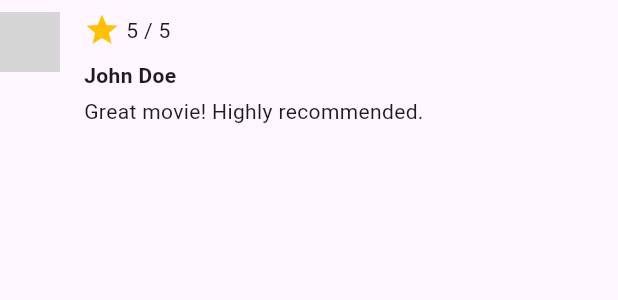
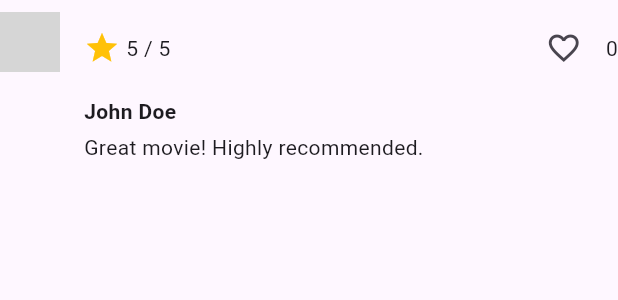
Before and after one commit to tonymontana143/movie_app, a Flutter app: the ReviewWidget widget shown alone on an empty page, opened directly, on a phone screen of 412 x 824 dp. Shown: the top 300 px of the screen. Run offline on Flutter 3.47's test engine with Material 3 defaults, Android fonts, the phone set to English and light mode, and no system bars; network calls fail; grey boxes are pictures that could not be loaded.

Commit message:
likes to review

```diff
--- a/lib/widgets/review_widget.dart
+++ b/lib/widgets/review_widget.dart
@@ -1,6 +1,6 @@
 import 'package:flutter/material.dart';
 
-class ReviewWidget extends StatelessWidget {
+class ReviewWidget extends StatefulWidget {
   final String name;
   final String avatarUrl;
   final String reviewText;
@@ -15,6 +15,14 @@ class ReviewWidget extends StatelessWidget {
   }) : super(key: key);
 
   @override
+  _ReviewWidgetState createState() => _ReviewWidgetState();
+}
+
+class _ReviewWidgetState extends State<ReviewWidget> {
+  bool _liked = false;
+  int _likeCount = 0;
+
+  @override
 Widget build(BuildContext context) {
   return Padding(
     padding: const EdgeInsets.symmetric(vertical: 8.0),
@@ -22,12 +30,15 @@ class ReviewWidget extends StatelessWidget {
       crossAxisAlignment: CrossAxisAlignment.start,
       children: [
         CircleAvatar(
-            backgroundImage: NetworkImage(avatarUrl),
+          backgroundImage: NetworkImage(widget.avatarUrl),
         ),
         SizedBox(width: 16),
         Expanded(
           child: Column(
             crossAxisAlignment: CrossAxisAlignment.start,
+            children: [
+              Row(
+                mainAxisAlignment: MainAxisAlignment.spaceBetween,
                 children: [
                   Row(
                     children: [
@@ -36,18 +47,42 @@ class ReviewWidget extends StatelessWidget {
                         color: Colors.amber,
                       ),
                       SizedBox(width: 4),
-                    Text('$starsOutOfFive / 5'),
+                      Text('${widget.starsOutOfFive} / 5'),
+                    ],
+                  ),
+                  Row(
+                    children: [
+                      IconButton(
+                        icon: Icon(
+                          _liked ? Icons.favorite : Icons.favorite_border,
+                          color: _liked ? Colors.red : null,
+                        ),
+                        onPressed: () {
+                          setState(() {
+                            _liked = !_liked;
+                            if (_liked) {
+                              _likeCount++;
+                            } else {
+                              _likeCount--;
+                            }
+                          });
+                        },
+                      ),
+                      SizedBox(width: 4),
+                      Text('$_likeCount'),
+                    ],
+                  ),
                 ],
               ),
               SizedBox(height: 8),
               Text(
-                  name,
+                widget.name,
                 style: TextStyle(
                   fontWeight: FontWeight.bold,
                 ),
               ),
               SizedBox(height: 4),
-                Text(reviewText),
+              Text(widget.reviewText),
             ],
           ),
         ),
```
Also changed, not shown: pubspec.lock, 1 other file. Lines whose indentation alone changed are shown as unchanged.
